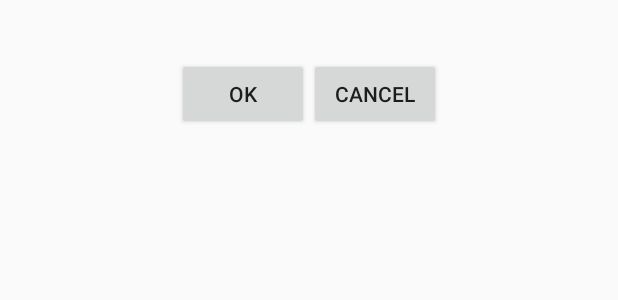
After one commit to zahariadaniel16/PracticalTest01Var03, an Android app: the layout activity_practical_text01_var03_secondary.xml on its own in the app's theme, with its tools: preview values and no code run, on a phone screen of 412 x 824 dp. The commit adds this screen. Shown: the top 300 px of the screen. Run offline under Robolectric (Android 15) with nearby library versions, the phone set to English and light mode, and no system bars.

Commit message:
implemented sub C

```diff
--- /dev/null
+++ b/PracticalTest01Var03/app/src/main/res/layout/activity_practical_text01_var03_secondary.xml
@@ -0,0 +1,42 @@
+<?xml version="1.0" encoding="utf-8"?>
+<LinearLayout xmlns:android="http://schemas.android.com/apk/res/android"
+    xmlns:app="http://schemas.android.com/apk/res-auto"
+    xmlns:tools="http://schemas.android.com/tools"
+    android:layout_width="match_parent"
+    android:layout_height="match_parent"
+    android:orientation="vertical"
+    tools:context="ro.pub.cs.systems.eim.practicaltest03.practicaltest01var03.PracticalText01Var03SecondaryActivity">
+
+    <TextView
+        android:id="@+id/student_name"
+        android:layout_width="match_parent"
+        android:layout_height="wrap_content"
+        android:gravity="left" />
+
+    <TextView
+        android:id="@+id/student_group"
+        android:layout_width="match_parent"
+        android:layout_height="wrap_content"
+        android:gravity="left" />
+
+    <LinearLayout
+        android:layout_width="match_parent"
+        android:layout_height="wrap_content"
+        android:layout_gravity="center"
+        android:gravity="center">
+
+        <Button
+            android:id="@+id/ok_button"
+            android:layout_width="wrap_content"
+            android:layout_height="wrap_content"
+            android:text="@string/ok" />
+
+        <Button
+            android:id="@+id/cancel_button"
+            android:layout_width="wrap_content"
+            android:layout_height="wrap_content"
+            android:text="@string/cancel" />
+
+    </LinearLayout>
+
+</LinearLayout>
--- a/PracticalTest01Var03/app/src/main/res/layout/activity_pratical_test01_var03_main.xml
+++ b/PracticalTest01Var03/app/src/main/res/layout/activity_pratical_test01_var03_main.xml
@@ -12,7 +12,6 @@
         android:layout_width="wrap_content"
         android:layout_height="wrap_content"
         android:layout_gravity="right"
-        android:gravity="center"
         android:text="@string/navigate_to_secondary_activity"/>
 
     <LinearLayout
--- a/PracticalTest01Var03/app/src/main/res/values/strings.xml
+++ b/PracticalTest01Var03/app/src/main/res/values/strings.xml
@@ -2,4 +2,7 @@
     <string name="app_name">PracticalTest01Var03</string>
     <string name="navigate_to_secondary_activity">NAVIGATE TO SECONDARY ACTIVITY</string>
     <string name="display_information">DISPLAY INFORMATION</string>
+    <string name="ok">Ok</string>
+    <string name="cancel">Cancel</string>
+    <string name="title_activity_practical_test01_secondary">Practical Test 01 Var03 Secondary Activiry</string>
 </resources>
```
Also changed, not shown: PracticalTest01Var03/app/src/main/AndroidManifest.xml (+7 -0 lines), PracticalTest01Var03/app/src/main/java/ro/pub/cs/systems/eim/practicaltest03/practicaltest01var03/PracticalText01Var03SecondaryActivity.java (added, +58 -0 lines).
